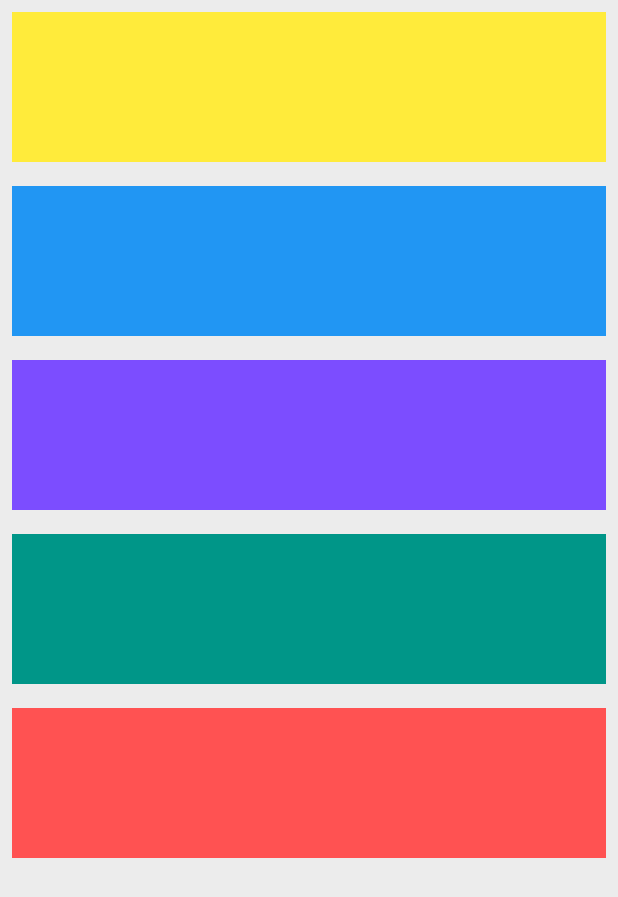
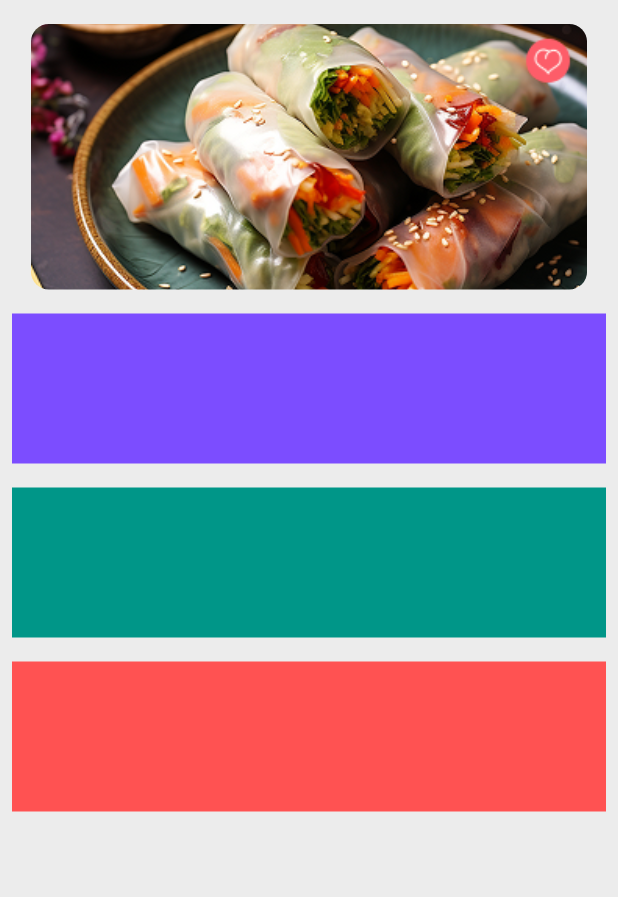
Before and after one commit to matinnajafi/mazeh_app, a Flutter app: the screen it shows after launch, on a phone screen of 412 x 824 dp. Shown: the top 897 px of the screen. Run offline on Flutter 3.47's test engine with Material 3 defaults, Android fonts, the phone set to English and light mode, and no system bars; drawn by our look-alikes of carousel_slider; missing offline and left inert: fade_scroll_app_bar.

Commit message:
Add banner slider component

```diff
--- a/lib/screens/home_screen.dart
+++ b/lib/screens/home_screen.dart
@@ -2,6 +2,7 @@ import 'package:fade_scroll_app_bar/fade_scroll_app_bar.dart';
 import 'package:flutter/material.dart';
 import 'package:mazeh_app/constants/app_color.dart';
 import 'package:mazeh_app/widgets/appbar.dart';
+import 'package:mazeh_app/widgets/banner_slider.dart';
 import 'package:mazeh_app/widgets/search_box.dart';
 
 class HomeScreen extends StatefulWidget {
@@ -34,20 +35,9 @@ class _HomeScreenState extends State<HomeScreen> {
           physics: const BouncingScrollPhysics(),
           slivers: [
             // Here goes the slivers(banners, lists, grids and etc)
-            SliverToBoxAdapter(
-              child: Container(
-                margin: EdgeInsets.all(8),
-                height: 100,
-                color: Colors.yellow,
-              ),
-            ),
-            SliverToBoxAdapter(
-              child: Container(
-                margin: EdgeInsets.all(8),
-                height: 100,
-                color: Colors.blue,
-              ),
-            ),
+            SliverPadding(padding: EdgeInsets.only(top: 16)),
+            SliverToBoxAdapter(child: const BannerSlider()),
+            SliverPadding(padding: EdgeInsets.only(top: 8)),
             SliverToBoxAdapter(
               child: Container(
                 margin: EdgeInsets.all(8),
--- /dev/null
+++ b/lib/widgets/banner_slider.dart
@@ -0,0 +1,52 @@
+import 'package:carousel_slider/carousel_slider.dart';
+import 'package:flutter/material.dart';
+
+class BannerSlider extends StatefulWidget {
+  const BannerSlider({super.key});
+
+  @override
+  State<BannerSlider> createState() => _BannerSliderState();
+}
+
+class _BannerSliderState extends State<BannerSlider> {
+  final CarouselSliderController _carouselController =
+      CarouselSliderController();
+  int currentIndex = 0;
+
+  @override
+  Widget build(BuildContext context) {
+    return Directionality(
+      textDirection: TextDirection.rtl,
+      child: CarouselSlider.builder(
+        carouselController: _carouselController,
+        itemCount: 8,
+        itemBuilder:
+            (context, index, realIndex) => SizedBox(
+              height: 177,
+              width: double.infinity,
+              child: Container(
+                decoration: BoxDecoration(
+                  borderRadius: BorderRadius.circular(12),
+                  image: DecorationImage(
+                    image: AssetImage('images/banner$index.png'),
+                    fit: BoxFit.cover,
+                  ),
+                ),
+              ),
+            ),
+        options: CarouselOptions(
+          height: 177,
+          autoPlay: true,
+          enlargeCenterPage: true,
+          viewportFraction: 0.9,
+          aspectRatio: 16 / 9,
+          autoPlayCurve: Curves.easeInOut,
+          autoPlayAnimationDuration: const Duration(milliseconds: 2400),
+          onPageChanged: (index, reason) {
+            setState(() => currentIndex = index);
+          },
+        ),
+      ),
+    );
+  }
+}
--- a/pubspec.yaml
+++ b/pubspec.yaml
@@ -36,6 +36,7 @@ dependencies:
   cupertino_icons: ^1.0.8
   fade_scroll_app_bar: ^0.0.7
   dotted_border: ^3.1.0
+  carousel_slider: ^5.1.1
 
 dev_dependencies:
   flutter_test:
```
Also changed, not shown: images/banner0.png (added), images/banner1.png (added), images/banner2.png (added), images/banner3.png (added), images/banner4.png (added), images/banner5.png (added), images/banner6.png (added), images/banner7.png (added), pubspec.lock.
